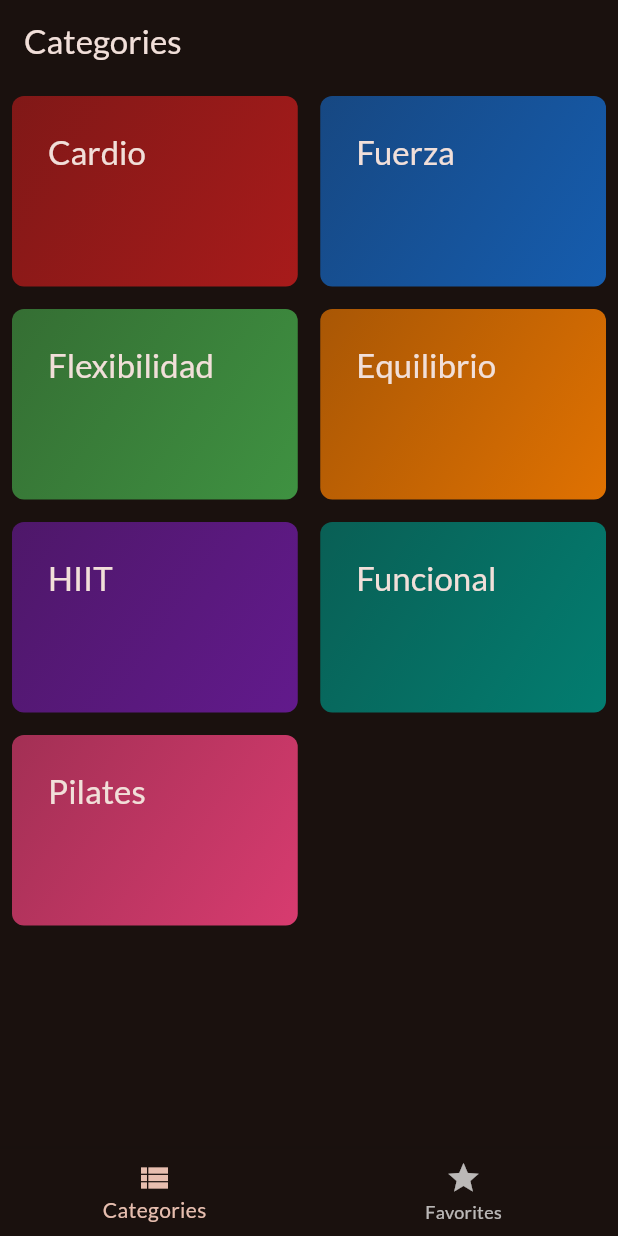
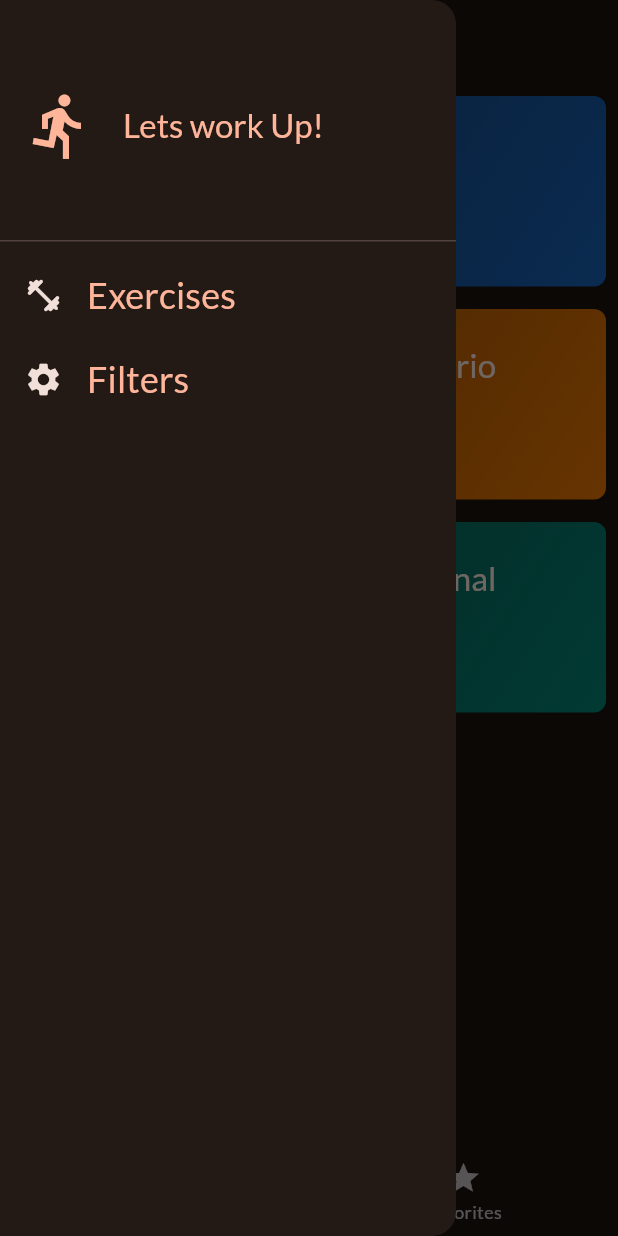
Before and after one commit to GermanMendieta/fitAppFlutter, a Flutter app: the screen it shows after launch, with the side drawer open (before the commit the screen has no drawer), on a phone screen of 412 x 824 dp. Run offline on Flutter 3.47's test engine with Material 3 defaults, Android fonts, the phone set to English and light mode, and no system bars; our stand-ins replace google_fonts, transparent_image.

Commit message:
Add filters functionality and main drawer to enhance navigation and exercise selection

```diff
--- a/lib/screens/categories.dart
+++ b/lib/screens/categories.dart
@@ -1,4 +1,3 @@
-import 'package:fitapp/data/dummy_data.dart';
 import 'package:fitapp/models/category.dart';
 import 'package:fitapp/models/exercise.dart';
 import 'package:fitapp/screens/exercises.dart';
@@ -11,14 +10,16 @@ class CategoriesScreen extends StatelessWidget {
     required this.categories,
     required this.setFavoriteController,
     required this.favoritesList,
+    required this.availableExercise,
   });
 
   final List<Category> categories;
   final void Function(Exercise) setFavoriteController;
   final List<Exercise> favoritesList;
+  final List<Exercise> availableExercise;
 
   void _openCategoryView(BuildContext context, Category selectedCategory) {
-    List<Exercise> exercisesFromCategory = dummyExercises
+    List<Exercise> exercisesFromCategory = availableExercise
         .where(
           (element) => element.categories.contains(selectedCategory.id),
         )
--- a/lib/screens/tabs.dart
+++ b/lib/screens/tabs.dart
@@ -1,8 +1,16 @@
 import 'package:fitapp/data/dummy_data.dart';
+import 'package:fitapp/models/category.dart';
 import 'package:fitapp/models/exercise.dart';
 import 'package:fitapp/screens/categories.dart';
 import 'package:fitapp/screens/exercises.dart';
+import 'package:fitapp/screens/filters.dart';
+import 'package:fitapp/widgets/main_drawer.dart';
 import 'package:flutter/material.dart';
+
+const kInitialFilter = {
+  Filter.isBeginnerFriendly: true,
+  Filter.isNoEquipmentNeeded: true,
+};
 
 class TabsScreen extends StatefulWidget {
   const TabsScreen({super.key});
@@ -17,6 +25,9 @@ class _TabsScreenState extends State<TabsScreen> {
   int _selectedPageIndex = 0;
   String activePageTitle = 'Categories';
   List<Exercise> favoritesList = [];
+  List<Exercise> availableExercise = dummyExercises;
+  List<Category> availableCategoreis = dummyCategories;
+  Map<Filter, bool> _selectedFilters = kInitialFilter;
 
   void _setFavoriteController(Exercise element) {
     bool isFavorite = favoritesList.contains(element);
@@ -37,29 +48,66 @@ class _TabsScreenState extends State<TabsScreen> {
     });
   }
 
+  void applyFilters(Map<Filter, bool> selectedFilters) {
+    List<Exercise> tmpList = dummyExercises.where(
+      (element) {
+        bool condition = (element.isBeginnerFriendly ==
+                    selectedFilters[Filter.isBeginnerFriendly] ||
+                selectedFilters[Filter.isBeginnerFriendly] == false) &&
+            (element.isNoEquipmentNeeded ==
+                    selectedFilters[Filter.isNoEquipmentNeeded] ||
+                selectedFilters[Filter.isNoEquipmentNeeded] == false);
+        return condition;
+      },
+    ).toList();
+    print(tmpList);
+
+    setState(() {
+      availableExercise = tmpList;
+    });
+  }
+
+  void _setScreen(String identifier) async {
+    Navigator.of(context).pop();
+    if (identifier == 'filters') {
+      final result = await Navigator.push<Map<Filter, bool>>(
+        context,
+        MaterialPageRoute(
+          builder: (context) => FiltersScreen(currentFilters: _selectedFilters),
+        ),
+      );
+      setState(() {
+        _selectedFilters = result ?? kInitialFilter;
+      });
+      applyFilters(_selectedFilters);
+    }
+  }
+
   @override
   Widget build(BuildContext context) {
     Widget activePage;
     if (_selectedPageIndex > 0) {
+      activePageTitle = 'Your Favorites';
       activePage = ExercisesScreen(
         exercises: favoritesList,
         setFavoriteController: _setFavoriteController,
         favoritesList: favoritesList,
       );
-      activePageTitle = 'Your Favorites';
     } else {
+      activePageTitle = 'Categories';
       activePage = CategoriesScreen(
-        categories: dummyCategories,
+        categories: availableCategoreis,
         setFavoriteController: _setFavoriteController,
         favoritesList: favoritesList,
+        availableExercise: availableExercise,
       );
-      activePageTitle = 'Categories';
     }
 
     return Scaffold(
       appBar: AppBar(
         title: Text(activePageTitle),
       ),
+      drawer: MainDrawer(onSelectedScreen: _setScreen),
       body: Padding(
         padding: const EdgeInsets.all(8.0),
         child: activePage,
--- /dev/null
+++ b/lib/widgets/main_drawer.dart
@@ -0,0 +1,69 @@
+import 'package:flutter/material.dart';
+
+class MainDrawer extends StatelessWidget {
+  const MainDrawer({super.key, required this.onSelectedScreen});
+
+  final void Function(String identifier) onSelectedScreen;
+
+  @override
+  Widget build(BuildContext context) {
+    return Drawer(
+      child: Column(
+        children: [
+          DrawerHeader(
+            child: Row(
+              children: [
+                Icon(
+                  Icons.directions_run,
+                  size: 48,
+                  color: Theme.of(context).colorScheme.primary,
+                ),
+                const SizedBox(width: 18),
+                Text(
+                  'Lets work Up!',
+                  style: Theme.of(context).textTheme.titleLarge!.copyWith(
+                        color: Theme.of(context).colorScheme.primary,
+                      ),
+                )
+              ],
+            ),
+          ),
+          ListTile(
+            leading: Icon(
+              Icons.fitness_center_rounded,
+              size: 26,
+              color: Theme.of(context).colorScheme.onSurface,
+            ),
+            title: Text(
+              'Exercises',
+              style: Theme.of(context).textTheme.titleSmall!.copyWith(
+                    color: Theme.of(context).colorScheme.primary,
+                    fontSize: 24,
+                  ),
+            ),
+            onTap: () {
+              onSelectedScreen('Exercise');
+            },
+          ),
+          ListTile(
+            leading: Icon(
+              Icons.settings,
+              size: 26,
+              color: Theme.of(context).colorScheme.onSurface,
+            ),
+            title: Text(
+              'Filters',
+              style: Theme.of(context).textTheme.titleSmall!.copyWith(
+                    color: Theme.of(context).colorScheme.primary,
+                    fontSize: 24,
+                  ),
+            ),
+            onTap: () {
+              onSelectedScreen('filters');
+            },
+          ),
+        ],
+      ),
+    );
+  }
+}
```
Also changed, not shown: lib/data/dummy_data.dart (+104 -90 lines), lib/screens/filters.dart (added, +91 -0 lines).
